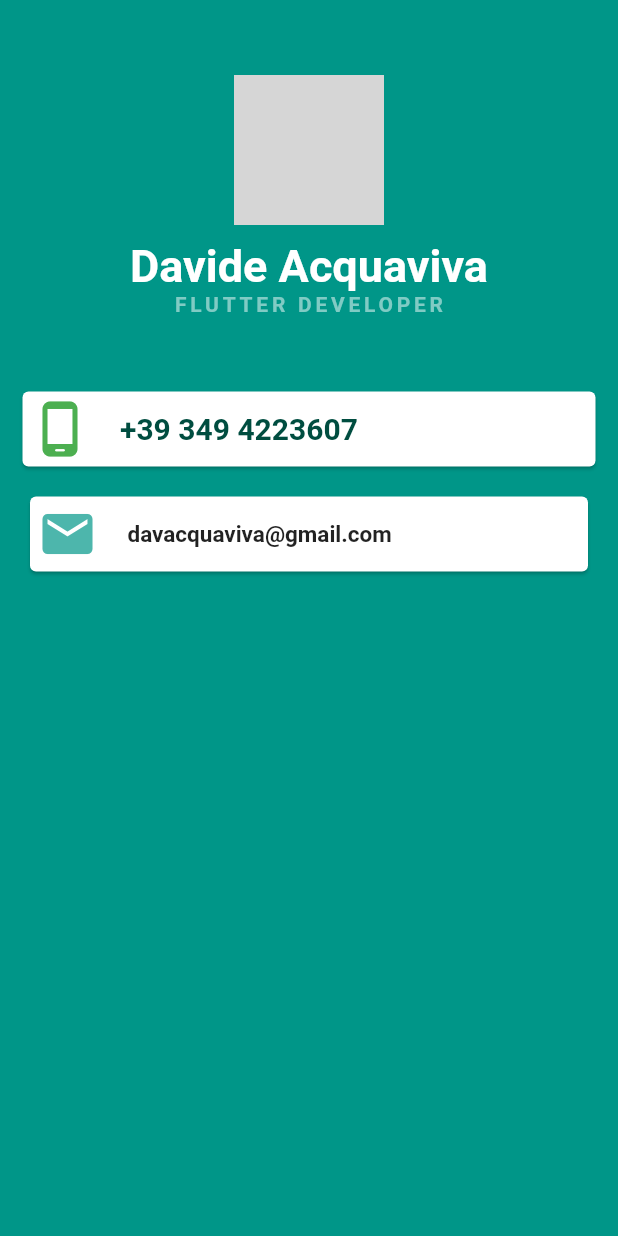
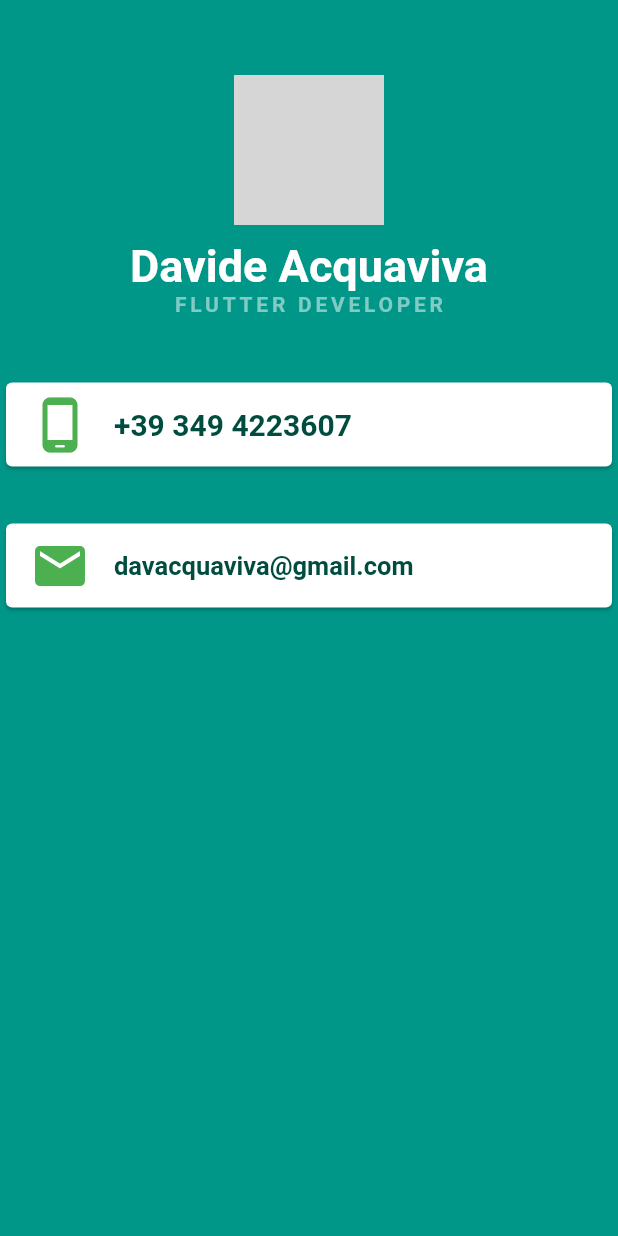
Before and after one commit to ODaveO/Ticket_visiting, a Flutter app: the screen it shows after launch, on a phone screen of 412 x 824 dp. Run offline on Flutter 3.47's test engine with Material 2 defaults, Android fonts, the phone set to English and light mode, and no system bars; Roboto replaces fonts that are missing (Fuggles, SourceSans3-Regular); grey boxes are pictures that could not be loaded.

Commit message:
Card(   child: ListTile(     leading: Icon(        ...     ),   title: Text(        ...     ), ),

```diff
--- a/lib/main.dart
+++ b/lib/main.dart
@@ -63,34 +63,16 @@ class slwNomeWidget extends StatelessWidget {
                   letterSpacing: 2.5, //spaziatura tra le lettere
                 ),
               ),
-              SizedBox(height: 50),
+              SizedBox(height: 40),
               Card(
-                //PHONE NUMBER
-                color: Colors.white,
-                //padding: EdgeInsets.all(10),
-                margin: EdgeInsets.only(left: 15, right: 15),
-                //width: 280,
-                /*
-                margin: EdgeInsets.symmetric(
-                  vertical: 10,
-                  horizontal: 25,
-                ),
-                */
-
-                //height: 55,
-                child: Padding(
-                  padding: EdgeInsets.all(5),
-                  child: Row(children: <Widget>[
-                    Icon(
+                child: ListTile(
+                  leading: Icon(
                     Icons.phone_android_rounded,
                     color: Colors.green,
                     size: 40.0,
                     semanticLabel: 'Text to announce in accessibility modes',
                   ),
-                    SizedBox(
-                      width: 20,
-                    ),
-                    Text(
+                  title: Text(
                     '+39 349 4223607',
                     style: TextStyle(
                       color: Colors.teal.shade900,
@@ -99,71 +81,28 @@ class slwNomeWidget extends StatelessWidget {
                       fontWeight: FontWeight.bold,
                     ),
                   ),
-                  ]),
                 ),
               ),
-              SizedBox(height: 20),
+              SizedBox(height: 30),
               Card(
-                margin: EdgeInsets.only(left: 20, right: 20),
-                //padding: EdgeInsets.all(10),
-                color: Colors.white,
-                //height: 60,
-                //width: 320,
-                child: Padding(
-                  padding: EdgeInsets.all(5),
-                  child: Row(
-                    children: [
-                      Icon(
-                        Icons.mail,
-                        color: Colors.teal.shade300,
-                        size: 40,
-                      ),
-                      SizedBox(
-                        width: 20,
-                      ),
-                      Text(
-                        'davacquaviva@gmail.com',
-                        style: TextStyle(
-                          fontSize: 15,
-                          fontWeight: FontWeight.bold,
-                        ),
-                      )
-                    ],
-                  ),
-                ),
-              ),
-
-              /*
-              Container(//E-MAIL ADDRESS
-                color: Colors.white,
-                padding: EdgeInsets.all(10),
-                margin: EdgeInsets.only(left: 15),
-                width: 280,
-
-
-                height: 70,
-                child: Row(children: <Widget>[
-                  Icon(
+                child: ListTile(
+                  leading: Icon(
                     Icons.mail,
                     color: Colors.green,
                     size: 40.0,
                     semanticLabel: 'Text to announce in accessibility modes',
                   ),
-                  Container(
-                    width: 20,
-                  ),
-                  Text(
-                    'info@email.it',
+                  title: Text(
+                    'davacquaviva@gmail.com',
                     style: TextStyle(
                       color: Colors.teal.shade900,
                       fontFamily: 'SourceSans3-Regular',
-                      fontSize: 20,
+                      fontSize: 17,
                       fontWeight: FontWeight.bold,
                     ),
                   ),
-                ]),
                 ),
-              */
+              ),
             ],
           ),
         ),
```
Lines whose indentation alone changed are shown as unchanged.
